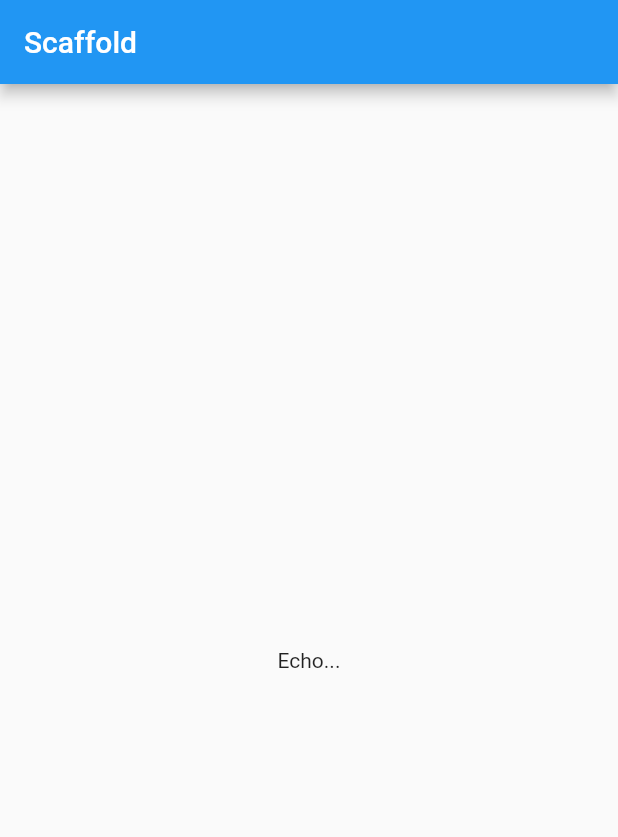
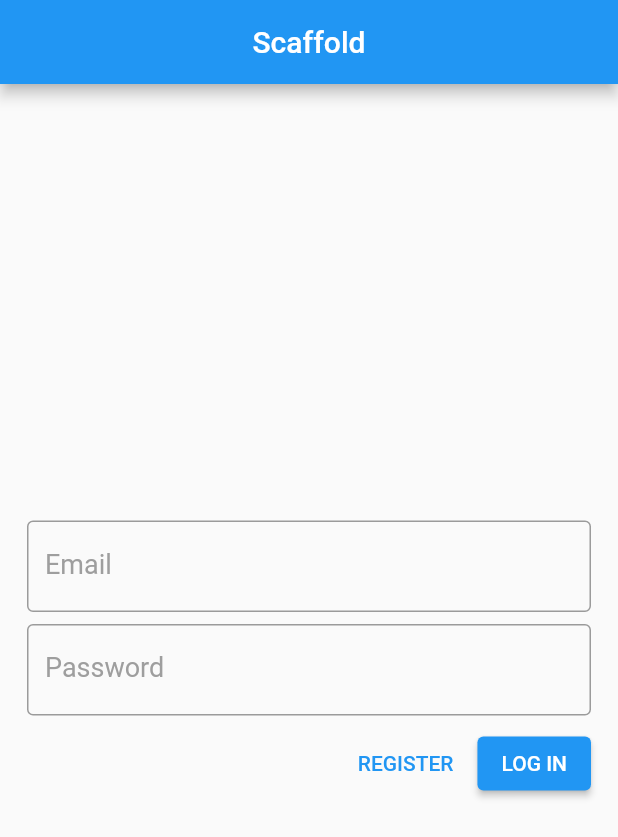
Before and after one commit to thetahmeed/Flutter, a Flutter app: the screen it shows after launch, on a phone screen of 412 x 824 dp. Shown: the top 837 px of the screen. Run offline on Flutter 3.47's test engine with Material 2 defaults, Android fonts, the phone set to English and light mode, and no system bars; our stand-ins replace carousel_slider, curved_navigation_bar, firebase_core, firebase_database, flutter_neumorphic, image_picker and 3 more; accounts and stored records are empty.

Commit message:
IGNORE: Design

```diff
--- a/fireprac/lib/main.dart
+++ b/fireprac/lib/main.dart
@@ -32,8 +32,52 @@ class _MyHomePageState extends State<MyHomePage> {
     return Scaffold(
       appBar: AppBar(
         title: Text('Scaffold'),
+        centerTitle: true,
       ),
-      body: Center(child: Text('Echo...')),
+      body: Container(
+        padding: EdgeInsets.all(18),
+        alignment: Alignment.center,
+        height: MediaQuery.of(context).size.height,
+        width: MediaQuery.of(context).size.width,
+        child: Form(
+          child: Column(
+            mainAxisAlignment: MainAxisAlignment.center,
+            children: [
+              TextFormField(
+                maxLength: null,
+                keyboardType: TextInputType.emailAddress,
+                style: TextStyle(fontSize: 18, color: Colors.black),
+                decoration: InputDecoration(
+                  labelText: 'Email',
+                  border: OutlineInputBorder(),
+                  labelStyle: TextStyle(fontSize: 18, color: Colors.grey),
+                ),
+              ),
+              SizedBox(height: 8),
+              TextFormField(
+                obscureText: true,
+                maxLength: null,
+                keyboardType: TextInputType.visiblePassword,
+                style: TextStyle(fontSize: 18, color: Colors.black),
+                decoration: InputDecoration(
+                  labelText: 'Password',
+                  border: OutlineInputBorder(),
+                  labelStyle: TextStyle(fontSize: 18, color: Colors.grey),
+                ),
+              ),
+              SizedBox(height: 8),
+              Row(
+                mainAxisAlignment: MainAxisAlignment.end,
+                children: [
+                  TextButton(onPressed: () {}, child: Text('REGISTER')),
+                  SizedBox(width: 8),
+                  ElevatedButton(onPressed: () {}, child: Text('LOG IN'))
+                ],
+              )
+            ],
+          ),
+        ),
+      ),
     );
   }
 }
```
